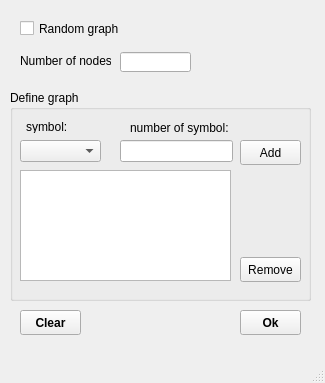
Before: the Qt Designer form GraphCreator.ui in VakelHente/PPSimulator, drawn with Qt 5.
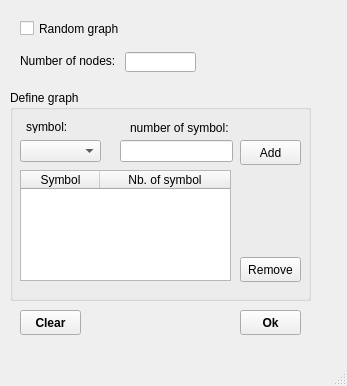
After: the same form once the commit is applied.

Commit message: Set fixed window's size + fix wrong labels text

Diff of the .ui file:
```diff
--- a/GraphCreator.ui
+++ b/GraphCreator.ui
@@ -6,10 +6,22 @@
    <rect>
     <x>0</x>
     <y>0</y>
-    <width>325</width>
-    <height>383</height>
+    <width>347</width>
+    <height>386</height>
    </rect>
   </property>
+  <property name="minimumSize">
+   <size>
+    <width>347</width>
+    <height>386</height>
+   </size>
+  </property>
+  <property name="maximumSize">
+   <size>
+    <width>347</width>
+    <height>386</height>
+   </size>
+  </property>
   <property name="windowTitle">
    <string>Graph Creator</string>
   </property>
@@ -39,7 +51,7 @@
     <property name="title">
      <string>Define graph</string>
     </property>
-    <widget class="QTableWidget" name="listNode">
+    <widget class="QTreeWidget" name="listNode">
      <property name="geometry">
       <rect>
        <x>10</x>
@@ -48,13 +60,74 @@
        <height>111</height>
       </rect>
      </property>
+     <property name="minimumSize">
+      <size>
+       <width>211</width>
+       <height>111</height>
+      </size>
+     </property>
+     <property name="maximumSize">
+      <size>
+       <width>211</width>
+       <height>111</height>
+      </size>
+     </property>
+     <property name="frameShape">
+      <enum>QFrame::StyledPanel</enum>
+     </property>
+     <property name="frameShadow">
+      <enum>QFrame::Sunken</enum>
+     </property>
+     <property name="showDropIndicator" stdset="0">
+      <bool>true</bool>
+     </property>
+     <property name="rootIsDecorated">
+      <bool>true</bool>
+     </property>
+     <property name="itemsExpandable">
+      <bool>false</bool>
+     </property>
+     <property name="sortingEnabled">
+      <bool>false</bool>
+     </property>
+     <property name="allColumnsShowFocus">
+      <bool>false</bool>
+     </property>
+     <property name="headerHidden">
+      <bool>false</bool>
+     </property>
+     <attribute name="headerVisible">
+      <bool>true</bool>
+     </attribute>
+     <attribute name="headerDefaultSectionSize">
+      <number>79</number>
+     </attribute>
+     <attribute name="headerMinimumSectionSize">
+      <number>70</number>
+     </attribute>
+     <column>
+      <property name="text">
+       <string>Symbol</string>
+      </property>
+      <property name="textAlignment">
+       <set>AlignHCenter|AlignVCenter|AlignCenter</set>
+      </property>
+     </column>
+     <column>
+      <property name="text">
+       <string>Nb. of symbol</string>
+      </property>
+      <property name="textAlignment">
+       <set>AlignHCenter|AlignVCenter|AlignCenter</set>
+      </property>
+     </column>
     </widget>
     <widget class="QLabel" name="label_2">
      <property name="geometry">
       <rect>
        <x>16</x>
        <y>30</y>
-       <width>46</width>
+       <width>56</width>
        <height>13</height>
       </rect>
      </property>
@@ -67,7 +140,7 @@
       <rect>
        <x>120</x>
        <y>30</y>
-       <width>101</width>
+       <width>115</width>
        <height>16</height>
       </rect>
      </property>
@@ -128,7 +201,7 @@
    <widget class="QLineEdit" name="txtBxNumberOfNodes">
     <property name="geometry">
      <rect>
-      <x>120</x>
+      <x>125</x>
       <y>52</y>
       <width>71</width>
       <height>20</height>
@@ -137,13 +210,16 @@
     <property name="inputMethodHints">
      <set>Qt::ImhPreferNumbers</set>
     </property>
+    <property name="readOnly">
+     <bool>true</bool>
+    </property>
    </widget>
    <widget class="QLabel" name="label">
     <property name="geometry">
      <rect>
       <x>20</x>
       <y>50</y>
-      <width>91</width>
+      <width>100</width>
       <height>21</height>
      </rect>
     </property>
```
Left out of the diff: 2 changed lines with no effect on the pictures. The commit also changes 1 other file.
